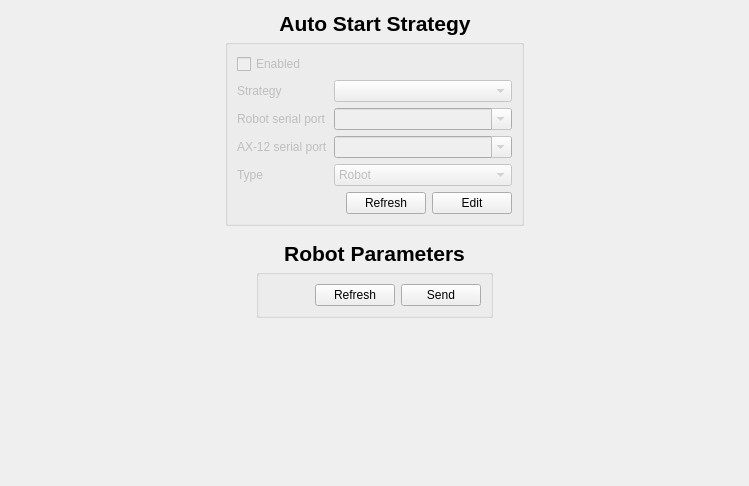
Before: the Qt Designer form Qt/Apps/NClient/ParametersView.ui in Neobot/PC, drawn with Qt 5.
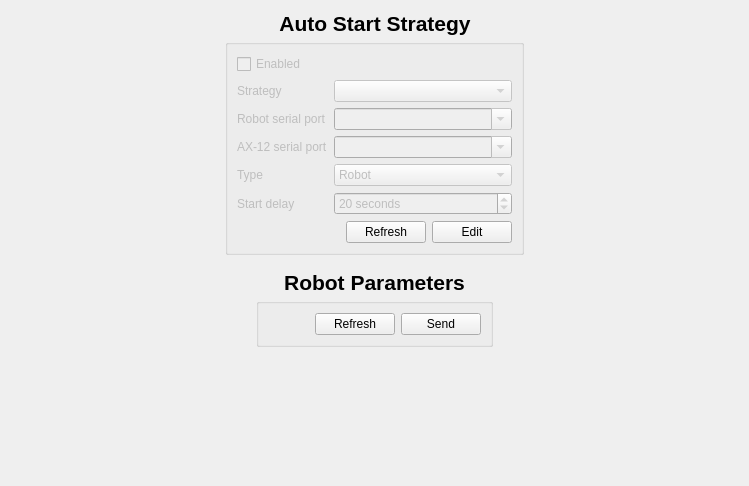
After: the same form once the commit is applied.

Commit message: Set auto-start delay as configurable parameter

```diff
--- a/Qt/Apps/NClient/ParametersView.ui
+++ b/Qt/Apps/NClient/ParametersView.ui
@@ -189,6 +189,29 @@
              </property>
             </widget>
            </item>
+           <item row="5" column="1">
+            <widget class="QSpinBox" name="spDelay">
+             <property name="suffix">
+              <string> seconds</string>
+             </property>
+             <property name="minimum">
+              <number>1</number>
+             </property>
+             <property name="maximum">
+              <number>999</number>
+             </property>
+             <property name="value">
+              <number>20</number>
+             </property>
+            </widget>
+           </item>
+           <item row="5" column="0">
+            <widget class="QLabel" name="label_2">
+             <property name="text">
+              <string>Start delay</string>
+             </property>
+            </widget>
+           </item>
           </layout>
          </widget>
         </item>
@@ -266,8 +289,8 @@
        <rect>
         <x>0</x>
         <y>0</y>
-        <width>725</width>
-        <height>205</height>
+        <width>731</width>
+        <height>228</height>
        </rect>
       </property>
       <layout class="QGridLayout" name="gridLayout_2">
```
Left out of the diff: 20 changed lines with no effect on the pictures. The commit also changes 12 other files.
